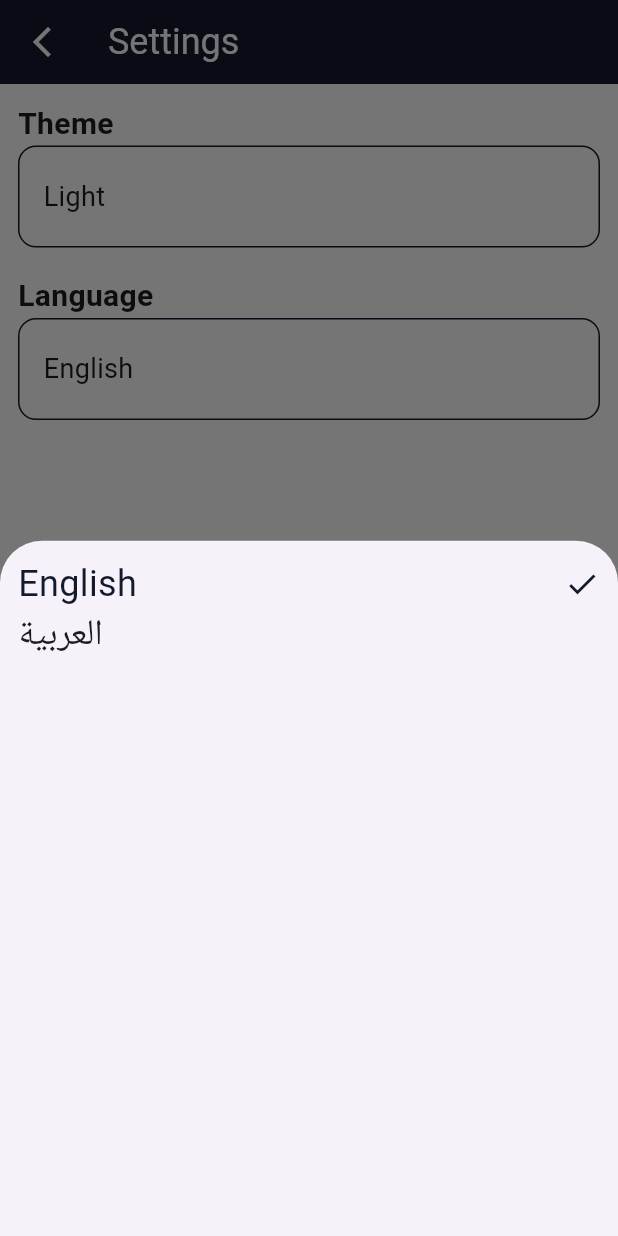
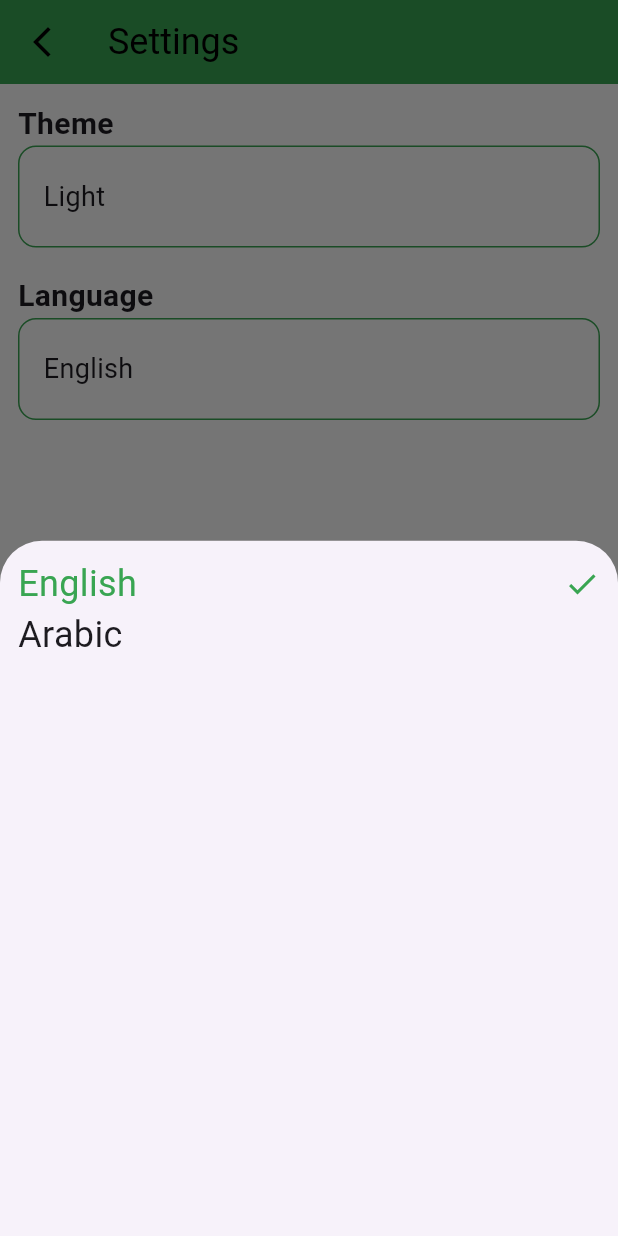
Before and after one commit to AbdelrahmanNazeh74/news_app, a Flutter app: the SettingsScreen screen opened by its route, after a tap on "English", on a phone screen of 412 x 824 dp. Run offline on Flutter 3.47's test engine with Material 3 defaults, Android fonts, the phone set to English and light mode, and no system bars; generated files the repository leaves out were written again.

Commit message:
+ provider

```diff
--- a/lib/home/home_drawer.dart
+++ b/lib/home/home_drawer.dart
@@ -43,7 +43,7 @@ class HomeDrawer extends StatelessWidget {
         ),
         InkWell(
           onTap: () {
-                        onSideMenuItemCallBack(SETTINGS);
+            onSideMenuItemCallBack(SETTINGS);
           },
           child: Padding(
             padding: const EdgeInsets.all(8.0),
--- a/lib/home/settings/languageBottomSheet.dart
+++ b/lib/home/settings/languageBottomSheet.dart
@@ -1,4 +1,8 @@
 import 'package:flutter/material.dart';
+import 'package:flutter_gen/gen_l10n/app_localizations.dart';
+import 'package:provider/provider.dart';
+
+import '../../providers/settings_provider.dart';
 
 class LanguageBottomSheet extends StatefulWidget {
   @override
@@ -8,12 +12,29 @@ class LanguageBottomSheet extends StatefulWidget {
 class _LanguageBottomSheetState extends State<LanguageBottomSheet> {
   @override
   Widget build(BuildContext context) {
+    var settingsProvider = Provider.of<SettingsProvider>(context);
     return Container(
       padding: EdgeInsets.all(12),
       width: double.infinity,
       child: Column(
         crossAxisAlignment: CrossAxisAlignment.start,
-        children: [getSelectedItem('English'), getUnselectedItem('العربية')],
+        children: [
+          InkWell(
+              onTap: () {
+                settingsProvider.changeLocal('en');
+              },
+              child: settingsProvider.currentLocal == 'en'
+                  ? getSelectedItem(AppLocalizations.of(context)!.english)
+                  : getUnselectedItem(AppLocalizations.of(context)!.english)),
+          InkWell(
+              onTap: () {
+                settingsProvider.changeLocal('ar');
+
+              },
+              child: settingsProvider.currentLocal == 'ar'
+                  ? getUnselectedItem(AppLocalizations.of(context)!.arabic)
+                  : getUnselectedItem(AppLocalizations.of(context)!.arabic))
+        ],
       ),
     );
   }
@@ -35,6 +56,10 @@ class _LanguageBottomSheetState extends State<LanguageBottomSheet> {
   }
 
   Widget getUnselectedItem(String text) {
-    return Text(text, style: TextStyle(fontSize: 24));
+    return Row(
+      children: [
+        Text(text, style: TextStyle(fontSize: 24)),
+      ],
+    );
   }
 }
--- a/lib/home/settings/settings_screen.dart
+++ b/lib/home/settings/settings_screen.dart
@@ -1,9 +1,12 @@
 import 'package:flutter/material.dart';
 import 'package:news_app/home/settings/languageBottomSheet.dart';
 import 'package:news_app/home/settings/themeBottomSheet.dart';
+import 'package:flutter_gen/gen_l10n/app_localizations.dart';
+import 'package:provider/provider.dart';
+import '../../providers/settings_provider.dart';
 
 class SettingsScreen extends StatefulWidget {
-  static const String routeName = 'stttings-screen';
+  static const String routeName = 'settings-screen';
 
   @override
   State<SettingsScreen> createState() => _SettingsScreenState();
@@ -12,6 +15,7 @@ class SettingsScreen extends StatefulWidget {
 class _SettingsScreenState extends State<SettingsScreen> {
   @override
   Widget build(BuildContext context) {
+    var settingsProvider = Provider.of<SettingsProvider>(context);
     return Scaffold(
       backgroundColor: Colors.white,
       appBar: AppBar(
@@ -20,7 +24,7 @@ class _SettingsScreenState extends State<SettingsScreen> {
               Navigator.pop(context);
             },
             icon: Icon(Icons.arrow_back_ios_new)),
-        title: Text('Settings'),
+        title: Text(AppLocalizations.of(context)!.settings),
       ),
       body: Container(
         margin: EdgeInsets.all(12),
@@ -28,7 +32,7 @@ class _SettingsScreenState extends State<SettingsScreen> {
           crossAxisAlignment: CrossAxisAlignment.start,
           children: [
             Text(
-              'Theme',
+              AppLocalizations.of(context)!.theme,
               style: TextStyle(fontSize: 20, fontWeight: FontWeight.bold),
             ),
             InkWell(
@@ -46,7 +50,8 @@ class _SettingsScreenState extends State<SettingsScreen> {
                       width: 1,
                     )),
                 child: Text(
-                  'Light',
+                  settingsProvider.isDarkEnabled()?
+                  AppLocalizations.of(context)!.dark:AppLocalizations.of(context)!.light,
                   style: TextStyle(
                     fontSize: 18,
                   ),
@@ -57,7 +62,7 @@ class _SettingsScreenState extends State<SettingsScreen> {
               height: 18,
             ),
             Text(
-              'Language',
+              AppLocalizations.of(context)!.language,
               style: TextStyle(fontSize: 20, fontWeight: FontWeight.bold),
             ),
             InkWell(
@@ -75,7 +80,7 @@ class _SettingsScreenState extends State<SettingsScreen> {
                       width: 1,
                     )),
                 child: Text(
-                  'English',
+                  settingsProvider.currentLocal == 'en'? "English": "العربية",
                   style: TextStyle(
                     fontSize: 18,
                   ),
--- a/lib/home/ui/myThemeData.dart
+++ b/lib/home/ui/myThemeData.dart
@@ -1,7 +1,6 @@
 import 'package:flutter/material.dart';
 
 class MyThemeData {
-  static bool isDarkEnaled = true;
   static Color lightPrimary = Color.fromARGB(255, 57, 165, 82);
   static Color darkPrimary = Color(0xFF141A2E);
 
--- /dev/null
+++ b/lib/providers/settings_provider.dart
@@ -0,0 +1,21 @@
+import 'package:flutter/material.dart';
+
+class SettingsProvider extends ChangeNotifier{
+  ThemeMode currentTheme=ThemeMode.light;
+  String currentLocal = "en";
+  void changeTheme(ThemeMode newTheme){
+    if(newTheme == currentTheme){
+      return;
+    }
+    currentTheme =newTheme;
+    notifyListeners();
+  }
+  void changeLocal(String newLocal){
+    if(newLocal == currentLocal)return;
+    currentLocal =newLocal;
+    notifyListeners();
+  }
+bool isDarkEnabled(){
+    return currentTheme == ThemeMode.dark;
+}
+}
--- a/pubspec.yaml
+++ b/pubspec.yaml
@@ -41,6 +41,7 @@ dependencies:
   flutter_localizations:
     sdk: flutter
   intl: any
+  provider: ^6.1.1
 
 dev_dependencies:
   flutter_test:
```
Also changed, not shown: lib/home/categories.dart (+5 -2 lines), lib/home/category/category_details.dart (+6 -2 lines), lib/home/home_screen.dart (+7 -3 lines), lib/home/news/news_item.dart (+6 -3 lines), lib/home/settings/themeBottomSheet.dart (+25 -2 lines), lib/l10n/app_ar.arb (+7 -1 lines), lib/l10n/app_en.arb (+7 -1 lines), lib/main.dart (+9 -4 lines), pubspec.lock.
